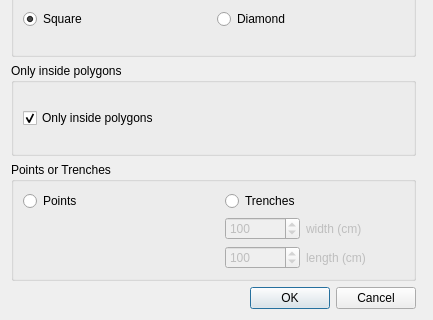
rduivenvoorde/featuregridcreator, file FeatureGridCreator/grid_creator_dialog_base.ui: the form before one commit; both pictures show x 0 to 433 and y 246 to 566 of the 433 by 566 pixel window.
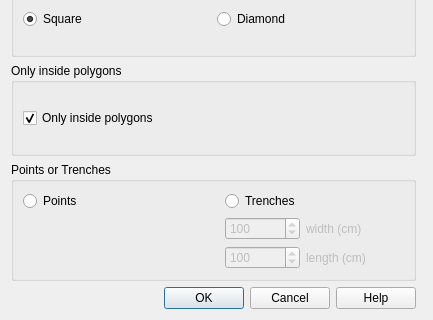
The form after the commit.

Commit message: adding help and make that work

Patch:
```diff
--- a/FeatureGridCreator/grid_creator_dialog_base.ui
+++ b/FeatureGridCreator/grid_creator_dialog_base.ui
@@ -55,7 +55,7 @@
       <enum>Qt::Horizontal</enum>
      </property>
      <property name="standardButtons">
-      <set>QDialogButtonBox::Cancel|QDialogButtonBox::Ok</set>
+      <set>QDialogButtonBox::Cancel|QDialogButtonBox::Help|QDialogButtonBox::Ok</set>
      </property>
     </widget>
    </item>
```
Left out of the diff: 6 changed lines with no effect on the pictures. The commit also changes 54 other files.
